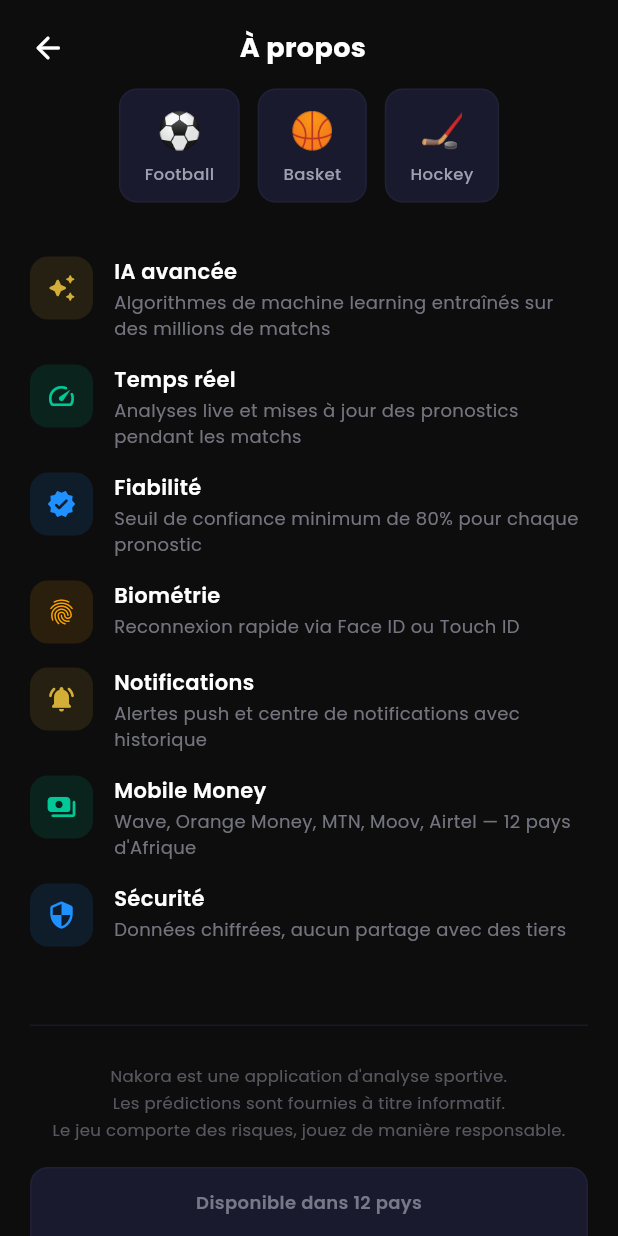
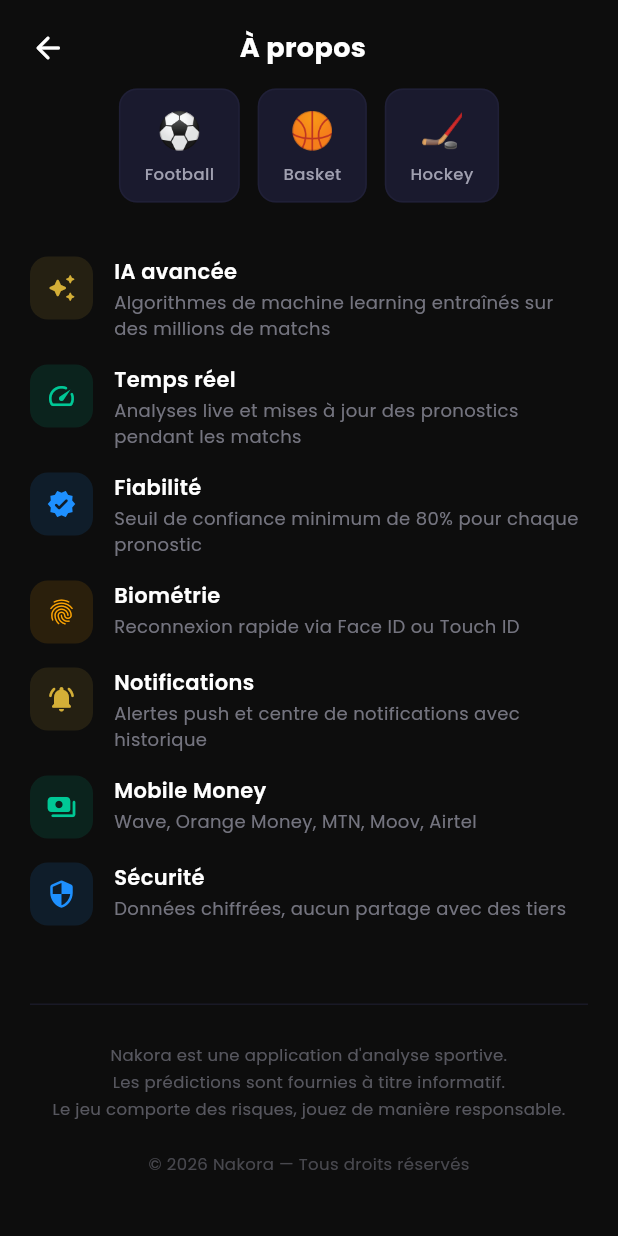
Before and after one commit to DrKonan/QUANTARA, a Flutter app: the AboutScreen screen opened by its route, scrolled down 318 dp, on a phone screen of 412 x 824 dp. Run offline on Flutter 3.47's test engine with Material 3 defaults, Android fonts, the phone set to English and light mode, and no system bars; our stand-ins replace firebase_analytics, firebase_core, firebase_crashlytics, firebase_messaging, flutter_local_notifications, flutter_riverpod and 7 more; accounts and stored records are empty.

Commit message:
fix: clean up About screen - remove Abidjan footer and 12 countries block
Co-authored-by: Copilot <223556219+Copilot@users.noreply.github.com>

```diff
--- a/mobile/lib/features/profile/presentation/screens/about_screen.dart
+++ b/mobile/lib/features/profile/presentation/screens/about_screen.dart
@@ -162,7 +162,7 @@ class AboutScreen extends StatelessWidget {
                       Icons.payments_rounded,
                       AppColors.emerald,
                       "Mobile Money",
-                      "Wave, Orange Money, MTN, Moov, Airtel — 12 pays d'Afrique",
+                      "Wave, Orange Money, MTN, Moov, Airtel",
                     ),
                     _buildFeatureRow(
                       Icons.security_rounded,
@@ -193,48 +193,10 @@ class AboutScreen extends StatelessWidget {
                       ),
                     ),
 
-                    const SizedBox(height: 16),
-
-                    // Countries
-                    Container(
-                      padding: const EdgeInsets.all(14),
-                      decoration: BoxDecoration(
-                        color: AppColors.surface,
-                        borderRadius: BorderRadius.circular(12),
-                        border: Border.all(color: AppColors.surfaceLight.withValues(alpha: 0.5)),
-                      ),
-                      child: Column(
-                        children: [
-                          Text(
-                            "Disponible dans 12 pays",
-                            style: TextStyle(
-                              color: AppColors.textSecondary.withValues(alpha: 0.7),
-                              fontSize: 12,
-                              fontWeight: FontWeight.w600,
-                            ),
-                          ),
-                          const SizedBox(height: 8),
-                          const Text(
-                            "🇨🇮 🇸🇳 🇲🇱 🇧🇫 🇧🇯 🇹🇬 🇳🇪 🇬🇳 🇨🇲 🇬🇦 🇨🇬 🇨🇩",
-                            style: TextStyle(fontSize: 22, letterSpacing: 4),
-                            textAlign: TextAlign.center,
-                          ),
-                        ],
-                      ),
-                    ),
-
                     const SizedBox(height: 20),
 
                     Text(
                       "© 2026 Nakora — Tous droits réservés",
-                      style: TextStyle(
-                        color: AppColors.textSecondary.withValues(alpha: 0.4),
-                        fontSize: 11,
-                      ),
-                    ),
-                    const SizedBox(height: 4),
-                    Text(
-                      "Fait avec ❤️ à Abidjan, Côte d'Ivoire",
                       style: TextStyle(
                         color: AppColors.textSecondary.withValues(alpha: 0.4),
                         fontSize: 11,
```
